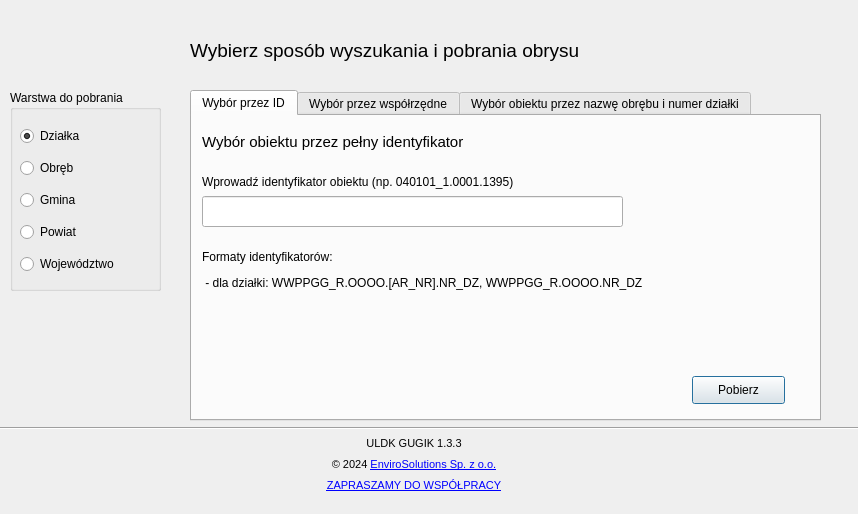
The window that uldk_gugik_dialog_base.ui (envirosolutionspl/uldk_gugik) describes before a commit, drawn with Qt 5.
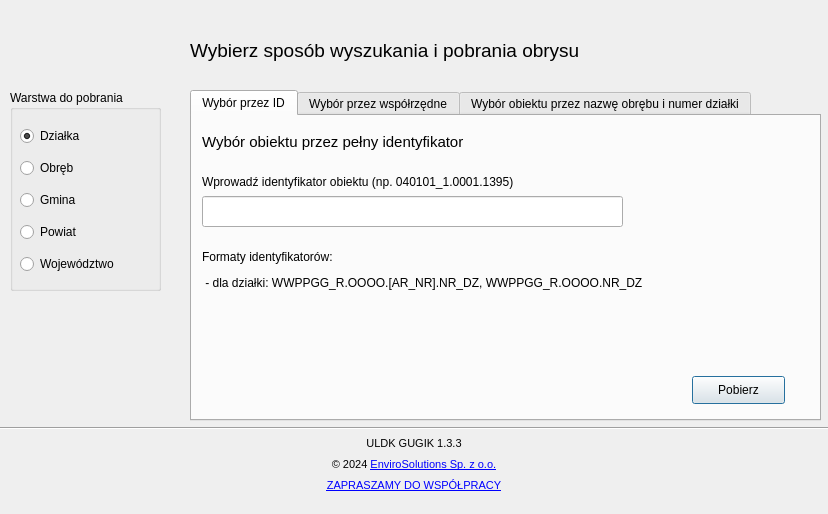
The same window after the commit. Icons and pictures are not drawn. Custom widgets are drawn as their Qt base class.

Diff of the .ui file:
```diff
--- a/uldk_gugik_dialog_base.ui
+++ b/uldk_gugik_dialog_base.ui
@@ -9,7 +9,7 @@
    <rect>
     <x>0</x>
     <y>0</y>
-    <width>858</width>
+    <width>828</width>
     <height>514</height>
    </rect>
   </property>
```
Left out of the diff: 6 changed lines with no effect on the pictures.
